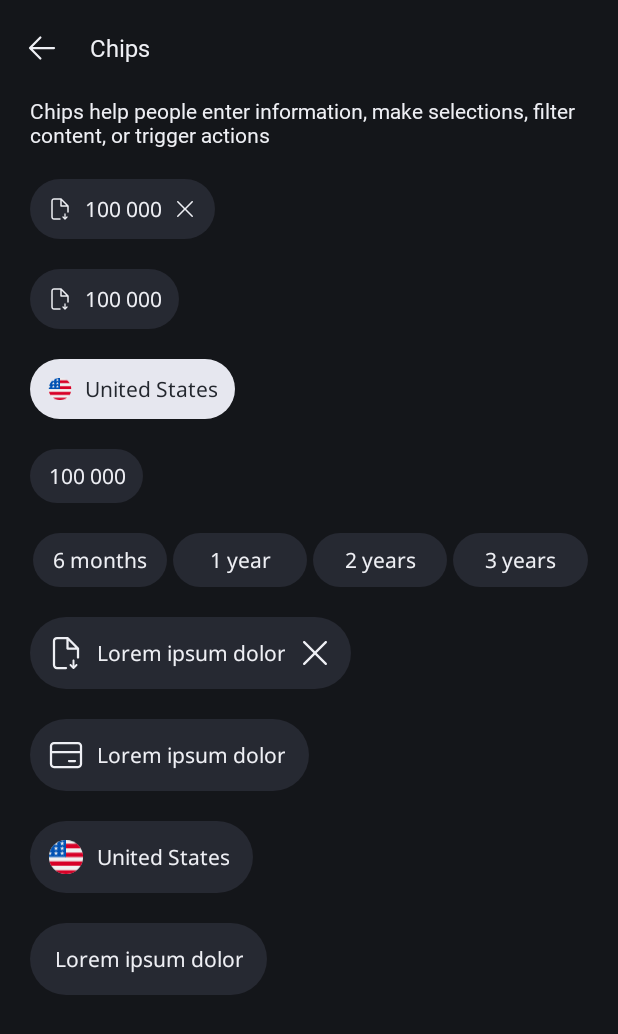
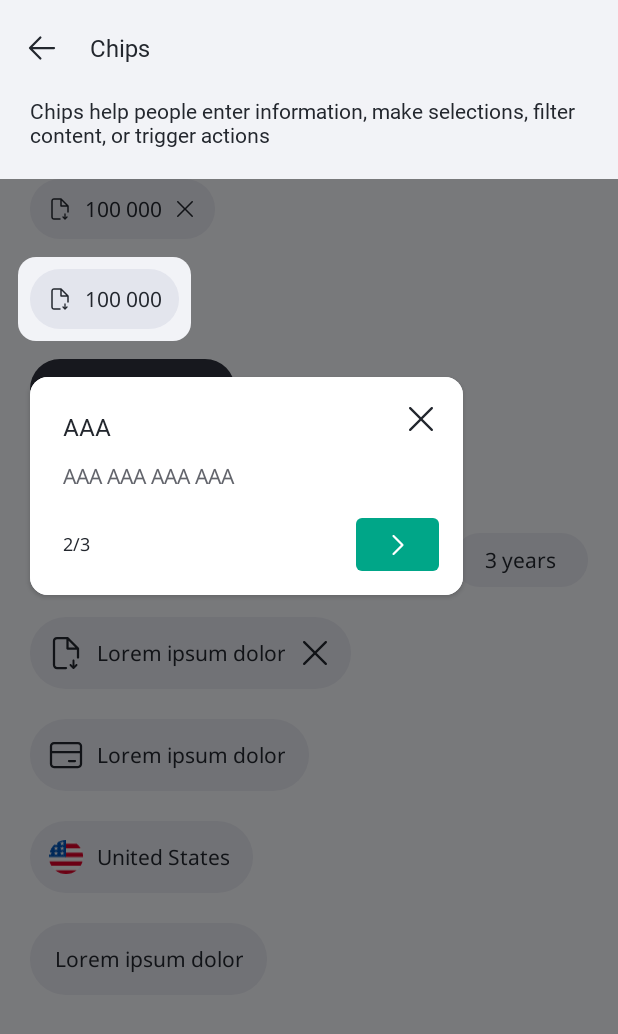
Before and after one commit to ArMkrtchyan/Design-system-and-components, an Android app: the ChipsFragment screen opened through its navigation route, on a phone screen of 412 x 824 dp. Shown: the top 1034 px of the screen. Run offline under Robolectric (Android 15) with nearby library versions, the phone set to English and light mode, and no system bars.

Commit message:
create clip view

```diff
--- a/app/src/main/java/am/acba/components/ChipsFragment.kt
+++ b/app/src/main/java/am/acba/components/ChipsFragment.kt
@@ -1,17 +1,22 @@
 package am.acba.components
 
-import am.acba.component.chip.PrimaryChip
+import am.acba.component.toolbar.OnboardingHint
 import am.acba.components.base.BaseViewBindingFragment
 import am.acba.components.base.Inflater
 import am.acba.components.databinding.FragmentChipsBinding
+import android.view.View
 import android.widget.Toast
 import androidx.appcompat.widget.Toolbar
+import androidx.lifecycle.lifecycleScope
+import kotlinx.coroutines.delay
+import kotlinx.coroutines.launch
 
 class ChipsFragment : BaseViewBindingFragment<FragmentChipsBinding>() {
     override val inflate: Inflater<FragmentChipsBinding>
         get() = FragmentChipsBinding::inflate
     override val toolbar: Toolbar
         get() = mBinding.toolbar
+    private var onboardingHint: OnboardingHint? = null
 
     override fun FragmentChipsBinding.initView() {
         toolbar.setOnMenuItemClickListener {
@@ -30,12 +35,32 @@ class ChipsFragment : BaseViewBindingFragment<FragmentChipsBinding>() {
         setChipClicks(chipMedium2)
         setChipClicks(chipMedium3)
         setChipClicks(chipMedium4)
+        setChipClicks(linear)
         chipSmall1.setEndIconClickListener {
             Toast.makeText(requireContext(), "Click on close", Toast.LENGTH_SHORT).show()
         }
+        lifecycleScope.launch {
+            delay(100)
+            if (onboardingHint == null)
+                onboardingHint = OnboardingHint(requireContext()).apply {
+                    setTargetViews(
+                        arrayListOf(
+                            mBinding.chipSmall2, mBinding.chipSmall4, mBinding.chipMedium3
+                        )
+                    )
+                }
+            mBinding.frame.addView(onboardingHint)
+            onboardingHint?.handleSkip {
+                mBinding.frame.removeView(onboardingHint)
+            }
+        }
     }
 
-    private fun setChipClicks(chip: PrimaryChip) {
-        chip.setOnClickListener { chip.isSelected = !chip.isSelected }
+
+    private fun setChipClicks(chip: View) {
+        chip.setOnClickListener {
+
+            //  chip.isSelected = !chip.isSelected
+        }
     }
 }
--- a/app/src/main/java/am/acba/components/mainScreen/MainActivity.kt
+++ b/app/src/main/java/am/acba/components/mainScreen/MainActivity.kt
@@ -15,7 +15,7 @@ class MainActivity : AppCompatActivity() {
     private val binding by lazy { ActivityMainBinding.inflate(layoutInflater) }
 
     companion object {
-        var darkTheme = true
+        var darkTheme = false
     }
 
     override fun onCreate(savedInstanceState: Bundle?) {
--- a/app/src/main/res/layout/activity_main.xml
+++ b/app/src/main/res/layout/activity_main.xml
@@ -16,4 +16,5 @@
         app:layout_constraintBottom_toBottomOf="parent"
         app:layout_constraintTop_toTopOf="parent"
         app:navGraph="@navigation/navigation_graph" />
+
 </androidx.constraintlayout.widget.ConstraintLayout>
--- a/app/src/main/res/layout/fragment_chips.xml
+++ b/app/src/main/res/layout/fragment_chips.xml
@@ -27,6 +27,11 @@
         android:layout_marginTop="20dp"
         android:layout_weight="1"
         android:fillViewport="true">
+
+        <FrameLayout
+            android:id="@+id/frame"
+            android:layout_width="match_parent"
+            android:layout_height="match_parent">
 
             <LinearLayout
                 android:layout_width="match_parent"
@@ -75,11 +80,13 @@
                     app:chipText="100 000" />
 
                 <androidx.appcompat.widget.LinearLayoutCompat
+                    android:id="@+id/linear"
                     android:layout_width="match_parent"
                     android:layout_height="wrap_content"
                     android:weightSum="4">
 
                     <am.acba.component.chip.PrimaryChip
+                        android:id="@+id/chip1"
                         android:layout_width="0dp"
                         android:layout_height="wrap_content"
                         android:layout_marginStart="2dp"
@@ -90,6 +97,7 @@
                         app:chipText="6 months" />
 
                     <am.acba.component.chip.PrimaryChip
+                        android:id="@+id/chip2"
                         android:layout_width="0dp"
                         android:layout_height="wrap_content"
                         android:layout_marginStart="2dp"
@@ -100,6 +108,7 @@
                         app:chipText="1 year" />
 
                     <am.acba.component.chip.PrimaryChip
+                        android:id="@+id/chip3"
                         android:layout_width="0dp"
                         android:layout_height="wrap_content"
                         android:layout_marginStart="2dp"
@@ -110,6 +119,7 @@
                         app:chipText="2 years" />
 
                     <am.acba.component.chip.PrimaryChip
+                        android:id="@+id/chip4"
                         android:layout_width="0dp"
                         android:layout_height="wrap_content"
                         android:layout_marginStart="2dp"
@@ -159,5 +169,9 @@
                     app:chipText="Lorem ipsum dolor" />
 
             </LinearLayout>
+
+
+        </FrameLayout>
+
     </ScrollView>
 </androidx.appcompat.widget.LinearLayoutCompat>
--- /dev/null
+++ b/component/src/main/java/am/acba/component/ClipView.kt
@@ -0,0 +1,175 @@
+package am.acba.component
+
+import am.acba.component.extensions.dpToPx
+import am.acba.component.extensions.log
+import android.content.Context
+import android.graphics.Canvas
+import android.graphics.Paint
+import android.graphics.Path
+import android.graphics.RectF
+import android.os.Build
+import android.util.AttributeSet
+import android.view.View
+import androidx.core.content.ContextCompat
+import androidx.fragment.app.FragmentActivity
+import androidx.lifecycle.lifecycleScope
+import kotlinx.coroutines.delay
+import kotlinx.coroutines.launch
+
+
+class ClipView @JvmOverloads constructor(
+    context: Context, attrs: AttributeSet? = null, defStyleAttr: Int = 0
+) : View(context, attrs, defStyleAttr) {
+
+    private var startViewCenterX = 0f
+    private var startViewCenterY = 0f
+    private var endViewCenterX = 0f
+    private var endViewCenterY = 0f
+    private var duration = 150
+
+    private val backgroundPaint = Paint()
+    private var startClipRect: RectF? = null
+    private var clipRect = RectF()
+    private var endClipRect = RectF()
+
+    private val clipPath = Path()
+    private val cornerRadius = 12.dpToPx().toFloat()
+    private val clipPadding = 8.dpToPx()
+
+    init {
+        backgroundPaint.color = ContextCompat.getColor(context, R.color.Black_50)
+    }
+
+    override fun onDraw(canvas: Canvas) {
+        super.onDraw(canvas)
+        if (Build.VERSION.SDK_INT >= Build.VERSION_CODES.O) {
+            canvas.clipOutPath(clipPath)
+        } else {
+            canvas.clipPath(clipPath)
+        }
+        canvas.drawRect(0f, 0f, width.toFloat(), height.toFloat(), backgroundPaint)
+    }
+
+    fun clipForView(view: View) {
+        clipRect.top = (view.top - clipPadding).toFloat()
+        clipRect.left = (view.left - clipPadding).toFloat()
+        clipRect.right = (view.right + clipPadding).toFloat()
+        clipRect.bottom = (view.bottom + clipPadding).toFloat()
+        clipPath.reset()
+        clipPath.addRoundRect(clipRect, cornerRadius, cornerRadius, Path.Direction.CW)
+        clipPath.close()
+        invalidate()
+        if (startClipRect == null) {
+            startViewCenterX = view.x + view.width / 2
+            startViewCenterY = view.y + view.height / 2
+            startClipRect = RectF()
+            startClipRect?.top = (view.top - clipPadding).toFloat()
+            startClipRect?.left = (view.left - clipPadding).toFloat()
+            startClipRect?.right = (view.right + clipPadding).toFloat()
+            startClipRect?.bottom = (view.bottom + clipPadding).toFloat()
+            clipPath.reset()
+            clipPath.addRoundRect(startClipRect!!, cornerRadius, cornerRadius, Path.Direction.CW)
+            clipPath.close()
+            invalidate()
+        } else {
+            endViewCenterX = view.x + view.width / 2
+            endViewCenterY = view.y + view.height / 2
+            endClipRect.top = (view.top - clipPadding).toFloat()
+            endClipRect.left = (view.left - clipPadding).toFloat()
+            endClipRect.right = (view.right + clipPadding).toFloat()
+            endClipRect.bottom = (view.bottom + clipPadding).toFloat()
+            animateTranslation()
+        }
+    }
+
+    fun clipForView(view: View, clipWidth: Float, clipHeight: Float) {
+        if (startClipRect == null) {
+            startViewCenterX = view.x + view.width / 2
+            startViewCenterY = view.y + view.height / 2
+            startClipRect = RectF()
+            startClipRect?.top = (startViewCenterY.log(prefix = "Start Y ->") - clipHeight / 2) - clipPadding
+            startClipRect?.left = (startViewCenterX.log(prefix = "Start X ->") - clipWidth / 2) - clipPadding
+            startClipRect?.right = (startViewCenterX + clipWidth / 2) + clipPadding
+            startClipRect?.bottom = (startViewCenterY + clipHeight / 2) + clipPadding
+            clipPath.reset()
+            clipPath.addRoundRect(startClipRect!!, cornerRadius, cornerRadius, Path.Direction.CW)
+            clipPath.close()
+            invalidate()
+        } else {
+            endViewCenterX = view.x + view.width / 2
+            endViewCenterY = view.y + view.height / 2
+            endClipRect.top = (endViewCenterY.log(prefix = "End Y ->") - clipHeight / 2) - clipPadding
+            endClipRect.left = (endViewCenterX.log(prefix = "End X ->") - clipWidth / 2) - clipPadding
+            endClipRect.right = (endViewCenterX + clipWidth / 2) + clipPadding
+            endClipRect.bottom = (endViewCenterY + clipHeight / 2) + clipPadding
+            animateTranslation()
+        }
+    }
+
+    fun clipByXAndY(viewX: Float, viewY: Float, clipWidth: Float, clipHeight: Float) {
+        if (startClipRect == null) {
+            startViewCenterX = viewX
+            startViewCenterY = viewY
+            startClipRect = RectF()
+            startClipRect?.top = (startViewCenterY.log(prefix = "Start Y ->") - clipHeight / 2) - clipPadding
+            startClipRect?.left = (startViewCenterX.log(prefix = "Start X ->") - clipWidth / 2) - clipPadding
+            startClipRect?.right = (startViewCenterX + clipWidth / 2) + clipPadding
+            startClipRect?.bottom = (startViewCenterY + clipHeight / 2) + clipPadding
+            clipPath.reset()
+            clipPath.addRoundRect(startClipRect!!, cornerRadius, cornerRadius, Path.Direction.CW)
+            clipPath.close()
+            invalidate()
+        } else {
+            endViewCenterX = viewX
+            endViewCenterY = viewY
+            endClipRect.top = (endViewCenterY.log(prefix = "End Y ->") - clipHeight / 2) - clipPadding
+            endClipRect.left = (endViewCenterX.log(prefix = "End X ->") - clipWidth / 2) - clipPadding
+            endClipRect.right = (endViewCenterX + clipWidth / 2) + clipPadding
+            endClipRect.bottom = (endViewCenterY + clipHeight / 2) + clipPadding
+            animateTranslation()
+        }
+    }
+
+    private fun animateTranslation() {
+        val differentX = endViewCenterX - startViewCenterX
+        val differentY = endViewCenterY - startViewCenterY
+        if (differentY.log(prefix = "DifferentY ->") == 0f && differentX.log(prefix = "DifferentX ->") == 0f) {
+            return
+        }
+        clipRect.top = startClipRect?.top ?: 0f
+        clipRect.left = startClipRect?.left ?: 0f
+        clipRect.right = startClipRect?.right ?: 0f
+        clipRect.bottom = startClipRect?.bottom ?: 0f
+        val leftIncrementStep = (endClipRect.left - (startClipRect?.left ?: 0f)) / duration
+        val rightIncrementStep = (endClipRect.right - (startClipRect?.right ?: 0f)) / duration
+        val topIncrementStep = (endClipRect.top - (startClipRect?.top ?: 0f)) / duration
+        val bottomIncrementStep = (endClipRect.bottom - (startClipRect?.bottom ?: 0f)) / duration
+        leftIncrementStep.log(prefix = "leftIncrementStep ->")
+        rightIncrementStep.log(prefix = "rightIncrementStep ->")
+        topIncrementStep.log(prefix = "topIncrementStep ->")
+        bottomIncrementStep.log(prefix = "bottomIncrementStep ->")
+        (context as FragmentActivity).lifecycleScope.launch {
+            repeat((0..duration).count()) {
+                delay(1)
+                if (differentX != 0f) {
+                    clipRect.left += leftIncrementStep
+                    clipRect.right += rightIncrementStep
+                }
+                if (differentY != 0f) {
+                    clipRect.top += topIncrementStep
+                    clipRect.bottom += bottomIncrementStep
+                }
+                clipPath.reset()
+                clipPath.addRoundRect(clipRect, cornerRadius, cornerRadius, Path.Direction.CW)
+                clipPath.close()
+                invalidate()
+            }
+            startViewCenterX = endViewCenterX
+            startViewCenterY = endViewCenterY
+            startClipRect?.top = endClipRect.top
+            startClipRect?.left = endClipRect.left
+            startClipRect?.right = endClipRect.right
+            startClipRect?.bottom = endClipRect.bottom
+        }
+    }
+}
--- a/component/src/main/java/am/acba/component/extensions/Context.kt
+++ b/component/src/main/java/am/acba/component/extensions/Context.kt
@@ -50,3 +50,10 @@ fun Context.getDisplayWidth(): Int {
     windowManager.defaultDisplay.getMetrics(displayMetrics)
     return displayMetrics.widthPixels
 }
+
+fun Context.getDisplayHeight(): Int {
+    val displayMetrics = DisplayMetrics()
+    val windowManager = this.getSystemService(Context.WINDOW_SERVICE) as WindowManager
+    windowManager.defaultDisplay.getMetrics(displayMetrics)
+    return displayMetrics.heightPixels
+}
--- /dev/null
+++ b/component/src/main/java/am/acba/component/toolbar/OnboardingHint.kt
@@ -0,0 +1,85 @@
+package am.acba.component.toolbar
+
+import am.acba.component.databinding.OnboardingHintLayoutBinding
+import am.acba.component.databinding.OnboardingInfoLayoutBinding
+import am.acba.component.extensions.dpToPx
+import am.acba.component.extensions.getDisplayHeight
+import am.acba.component.extensions.getDisplayWidth
+import am.acba.component.extensions.inflater
+import android.content.Context
+import android.util.AttributeSet
+import android.view.View
+import android.view.animation.LinearInterpolator
+import android.widget.FrameLayout
+
+class OnboardingHint @JvmOverloads constructor(
+    context: Context, attrs: AttributeSet? = null
+) : FrameLayout(context, attrs) {
+    private val onboardingHintBinding by lazy { OnboardingHintLayoutBinding.inflate(context.inflater(), this, false) }
+    private val onboardingInfoBinding by lazy { OnboardingInfoLayoutBinding.inflate(context.inflater(), this, false) }
+    private val targetViews: MutableList<View> = arrayListOf()
+    private var currentPosition = 0
+    private var onFinish: (() -> Unit)? = null
+
+    init {
+        addView(onboardingHintBinding.root)
+        onboardingHintBinding.infoContainer.addView(onboardingInfoBinding.root)
+        onboardingInfoBinding.tooltip.setTitle("AAA")
+        onboardingInfoBinding.tooltip.setDescription("AAA AAA AAA AAA")
+        onboardingInfoBinding.tooltip.setButtonTitle("Ok")
+        onboardingInfoBinding.tooltip.setTooltipCount("2/3")
+        onboardingInfoBinding.tooltip.setForwardClickListener { changeTargetView() }
+        onboardingInfoBinding.tooltip.setBackwardClickListener { changeTargetView(false) }
+        onboardingInfoBinding.tooltip.setSkipClickListener { onFinish?.invoke() }
+    }
+
+    fun setTargetViews(views: List<View>) {
+        targetViews.clear()
+        targetViews.addAll(views)
+        if (views.isNotEmpty()) {
+            currentPosition = 0
+            val view = views.first()
+            onboardingHintBinding.clipView.clipForView(view)
+            val coordinates = calculateNewXYCoordinatesForInfoContainer(view)
+            onboardingHintBinding.infoContainer.x = coordinates.first
+            onboardingHintBinding.infoContainer.y = coordinates.second
+        }
+        onboardingInfoBinding.tooltip.setForwardVisibility(views.size > 1)
+        onboardingInfoBinding.tooltip.setSkipVisibility(targetViews.size == 1)
+    }
+
+    private fun changeTargetView(isNext: Boolean = true) {
+        if (isNext) {
+            currentPosition++
+        } else {
+            currentPosition--
+        }
+        onboardingInfoBinding.tooltip.setSkipVisibility(targetViews.size - 1 == currentPosition)
+        onboardingInfoBinding.tooltip.setForwardVisibility(targetViews.size - 1 != currentPosition)
+        onboardingInfoBinding.tooltip.setBackwardVisibility(currentPosition != 0)
+        val view = targetViews[currentPosition]
+        val coordinates = calculateNewXYCoordinatesForInfoContainer(view)
+        onboardingHintBinding.infoContainer.animate()
+            .y(coordinates.second)
+            .setInterpolator(LinearInterpolator())
+            .setDuration(390)
+            .start()
+        onboardingHintBinding.infoContainer.animate()
+            .x(coordinates.first)
+            .setInterpolator(LinearInterpolator())
+            .setDuration(390)
+            .withStartAction { onboardingHintBinding.clipView.clipForView(view) }
+            .start()
+
+    }
+
+    private fun calculateNewXYCoordinatesForInfoContainer(view: View): Pair<Float, Float> {
+        val displayWidth = context.getDisplayWidth()
+        val displayHeight = context.getDisplayHeight()
+        return Pair(view.x, view.y + view.height + 32.dpToPx())
+    }
+
+    fun handleSkip(onFinish: () -> Unit) {
+        this.onFinish = onFinish
+    }
+}
--- a/component/src/main/java/am/acba/component/tooltip/PrimaryTooltip.kt
+++ b/component/src/main/java/am/acba/component/tooltip/PrimaryTooltip.kt
@@ -1,13 +1,12 @@
 package am.acba.component.tooltip
 
-import am.acba.component.R
 import am.acba.component.databinding.PrimaryTooltipLayoutBinding
 import am.acba.component.extensions.inflater
 import android.content.Context
 import android.util.AttributeSet
 import android.widget.FrameLayout
-import android.widget.Toast
 import androidx.annotation.StringRes
+import androidx.core.view.isVisible
 
 class PrimaryTooltip : FrameLayout {
     private val binding by lazy {
@@ -36,9 +35,6 @@ class PrimaryTooltip : FrameLayout {
 
     private fun init(attrs: AttributeSet) {
         addView(binding.root)
-        setBackwardClickListener()
-        setSkipClickListener()
-        setForwardClickListener()
     }
 
     fun setTitle(title: String) {
@@ -61,6 +57,11 @@ class PrimaryTooltip : FrameLayout {
 
     }
 
+    fun setButtonTitle(title: String?) {
+        binding.skip.text = title
+
+    }
+
     fun setButtonTitle(@StringRes stringRes: Int) {
         binding.skip.text = context.getString(stringRes)
 
@@ -70,24 +71,29 @@ class PrimaryTooltip : FrameLayout {
         binding.tooltipCount.text = count
     }
 
-    fun setBackwardClickListener() {
-        binding.backward.setOnClickListener {
-            Toast.makeText(context,"back",Toast.LENGTH_SHORT).show()
-        }
+    fun setBackwardClickListener(onClickListener: OnClickListener) {
+        binding.backward.setOnClickListener(onClickListener)
     }
 
-    fun setForwardClickListener() {
-        binding.forward.setOnClickListener {
-            Toast.makeText(context,"forward",Toast.LENGTH_SHORT).show()
-
-        }
+    fun setForwardClickListener(onClickListener: OnClickListener) {
+        binding.forward.setOnClickListener(onClickListener)
     }
 
-    fun setSkipClickListener() {
-        binding.skip.setOnClickListener {
-            Toast.makeText(context,"skip",Toast.LENGTH_SHORT).show()
+    fun setSkipClickListener(onClickListener: OnClickListener) {
+        binding.skip.setOnClickListener(onClickListener)
+    }
 
-        }
+    fun setForwardVisibility(isVisible: Boolean) {
+        binding.forward.isVisible = isVisible
+    }
+
+
+    fun setBackwardVisibility(isVisible: Boolean) {
+        binding.backward.isVisible = isVisible
+    }
+
+    fun setSkipVisibility(isVisible: Boolean) {
+        binding.skip.isVisible = isVisible
     }
 
 
--- /dev/null
+++ b/component/src/main/res/layout/onboarding_hint_layout.xml
@@ -0,0 +1,22 @@
+<?xml version="1.0" encoding="utf-8"?>
+<androidx.constraintlayout.widget.ConstraintLayout xmlns:android="http://schemas.android.com/apk/res/android"
+    xmlns:tools="http://schemas.android.com/tools"
+    android:layout_width="match_parent"
+    android:layout_height="match_parent"
+    xmlns:app="http://schemas.android.com/apk/res-auto">
+
+    <am.acba.component.ClipView
+        android:id="@+id/clip_view"
+        android:layout_width="match_parent"
+        android:layout_height="match_parent" />
+
+    <FrameLayout
+        android:id="@+id/info_container"
+        android:layout_width="0dp"
+        android:layout_height="wrap_content"
+        app:layout_constraintWidth_percent="0.7"
+        android:background="@drawable/dialog_background"
+        android:backgroundTint="?attr/backgroundBase"
+        android:elevation="2dp"
+        tools:ignore="MissingConstraints" />
+</androidx.constraintlayout.widget.ConstraintLayout>
--- /dev/null
+++ b/component/src/main/res/layout/onboarding_info_layout.xml
@@ -0,0 +1,15 @@
+<?xml version="1.0" encoding="utf-8"?>
+<androidx.constraintlayout.widget.ConstraintLayout xmlns:android="http://schemas.android.com/apk/res/android"
+    xmlns:app="http://schemas.android.com/apk/res-auto"
+    android:layout_width="match_parent"
+    android:layout_height="wrap_content">
+
+    <am.acba.component.tooltip.PrimaryTooltip
+        android:id="@+id/tooltip"
+        android:layout_width="match_parent"
+        android:layout_height="wrap_content"
+        app:layout_constraintBottom_toBottomOf="parent"
+        app:layout_constraintEnd_toEndOf="parent"
+        app:layout_constraintStart_toStartOf="parent"
+        app:layout_constraintTop_toTopOf="parent" />
+</androidx.constraintlayout.widget.ConstraintLayout>
--- a/component/src/main/res/layout/primary_tooltip_layout.xml
+++ b/component/src/main/res/layout/primary_tooltip_layout.xml
@@ -1,10 +1,8 @@
 <?xml version="1.0" encoding="utf-8"?>
 <FrameLayout xmlns:android="http://schemas.android.com/apk/res/android"
-    xmlns:app="http://schemas.android.com/apk/res-auto"
     xmlns:tools="http://schemas.android.com/tools"
     android:layout_width="match_parent"
-    android:layout_height="wrap_content"
-    android:padding="16dp">
+    android:layout_height="wrap_content">
 
     <LinearLayout
         android:layout_width="match_parent"
@@ -104,7 +102,7 @@
                     android:drawableTint="?attr/contentPrimary"
                     android:scaleType="centerInside"
                     android:src="@drawable/ic_left"
-
+                    android:visibility="gone"
                     tools:visibility="visible" />
 
                 <am.acba.component.textView.PrimaryTextView
```
Also changed, not shown: component/src/main/java/am/acba/component/extensions/Log.kt (added, +8 -0 lines). Lines whose indentation alone changed are shown as unchanged.
